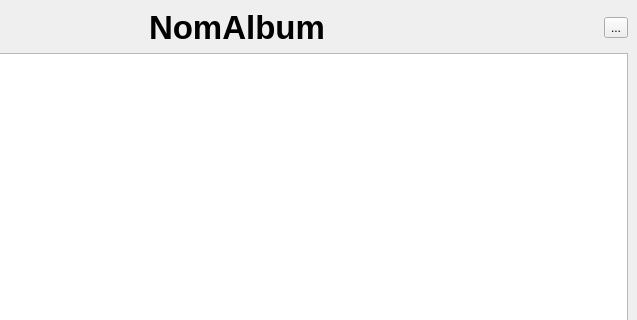
Before: the Qt Designer form explorerablumimages.ui in GLTron3000/IHM_Photos, drawn with Qt 5; both pictures show x 163 to 800 and y 0 to 320 of the 800 by 600 pixel window.
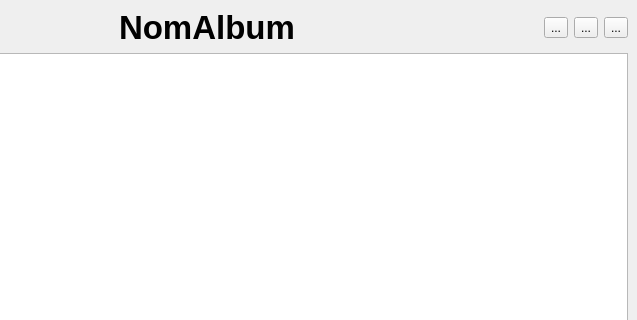
After: the same form once the commit is applied. Icons and pictures are not drawn.

Commit message: album/image remove & album rename

The edit to the form file:
```diff
--- a/explorerablumimages.ui
+++ b/explorerablumimages.ui
@@ -80,6 +80,20 @@
             </property>
            </spacer>
           </item>
+          <item>
+           <widget class="QToolButton" name="toolButtonEditTitle">
+            <property name="text">
+             <string>...</string>
+            </property>
+           </widget>
+          </item>
+          <item>
+           <widget class="QToolButton" name="toolButtonRemoveImage">
+            <property name="text">
+             <string>...</string>
+            </property>
+           </widget>
+          </item>
           <item>
            <widget class="QToolButton" name="toolButtonOpenImages">
             <property name="text">
```
Left out of the diff: 25 changed lines with no effect on the pictures. The commit also changes 10 other files.
